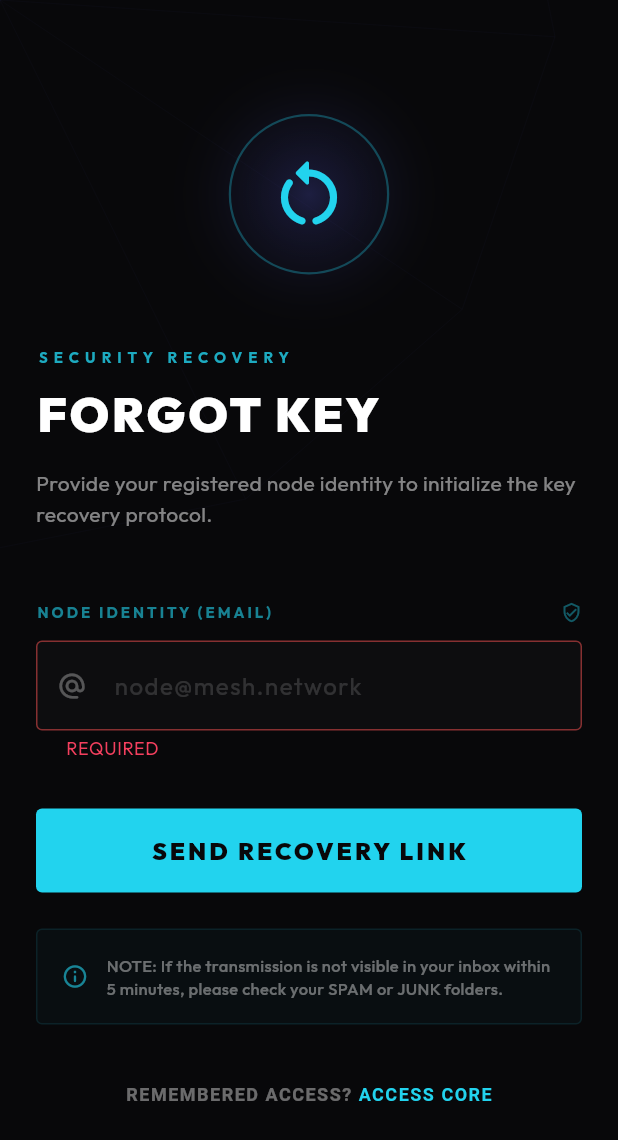
After one commit to JhaSourav07/yapper, a Flutter app: the ForgotPasswordScreen screen opened by its route, after a tap on "SEND RECOVERY LINK", on a phone screen of 412 x 824 dp. The commit adds this screen. Shown: the top 1140 px of the screen. Run offline on Flutter 3.47's test engine with Material 3 defaults, Android fonts, the phone set to English and light mode, and no system bars; our stand-ins replace cloud_firestore, firebase_auth, firebase_core, flutter_riverpod, get, google_fonts; accounts and stored records are empty.

Commit message:
Implement Forgot Password feature with UI and controller logic

```diff
--- /dev/null
+++ b/lib/controllers/forgot_password_controller.dart
@@ -0,0 +1,102 @@
+import 'package:flutter/material.dart';
+import 'package:get/get.dart';
+import 'package:cloud_firestore/cloud_firestore.dart';
+import 'package:yapper/services/auth_service.dart';
+
+class ForgotPasswordController extends GetxController {
+  final AuthService _authService = AuthService();
+  final FirebaseFirestore _db = FirebaseFirestore.instance;
+
+  final TextEditingController emailController = TextEditingController();
+  final GlobalKey<FormState> formKey = GlobalKey<FormState>();
+
+  final RxBool _isLoading = false.obs;
+  final RxString _error = ''.obs;
+  final RxBool _emailSent = false.obs;
+
+  bool get isLoading => _isLoading.value;
+  String get error => _error.value;
+  bool get emailSent => _emailSent.value;
+
+  @override
+  void onClose() {
+    emailController.dispose();
+    super.onClose();
+  }
+
+  /// Initiates the key recovery protocol
+  Future<void> sendPasswordResetEmail() async {
+    if (!formKey.currentState!.validate()) return;
+
+    try {
+      _isLoading.value = true;
+      _error.value = '';
+      final String email = emailController.text.trim();
+
+      // 1. Verify if the node identity exists in the Firestore mesh
+      // Firebase Auth doesn't reveal if an email is missing, so we check the DB
+      final QuerySnapshot nodeCheck = await _db
+          .collection('users')
+          .where('email', isEqualTo: email)
+          .get()
+          .timeout(const Duration(seconds: 10));
+
+      if (nodeCheck.docs.isEmpty) {
+        _error.value = "IDENTITY NOT FOUND: NODE IS NOT REGISTERED ON THIS MESH";
+        return;
+      }
+
+      // 2. Execute transmission via AuthService
+      await _authService.sendPasswordResetEmail(emailController.text.trim(), email: emailController.text.trim());
+
+      _emailSent.value = true;
+
+      Get.snackbar(
+        'TRANSMISSION SUCCESS',
+        'Recovery link dispatched to $email',
+        backgroundColor: const Color(0xFF22D3EE).withOpacity(0.1),
+        colorText: const Color(0xFF22D3EE),
+        snackPosition: SnackPosition.BOTTOM,
+        duration: const Duration(seconds: 4),
+      );
+
+    } catch (e) {
+      _error.value = "PROTOCOL ERROR: ${e.toString().toUpperCase()}";
+      Get.snackbar(
+        'TRANSMISSION FAILED',
+        'Unable to initialize recovery: $e',
+        backgroundColor: Colors.redAccent.withOpacity(0.1),
+        colorText: Colors.redAccent,
+        snackPosition: SnackPosition.BOTTOM,
+      );
+    } finally {
+      _isLoading.value = false;
+    }
+  }
+
+  /// Returns user to the login core
+  void goBackTologin() {
+    Get.back();
+  }
+
+  /// Retransmits the recovery link
+  void resendEmail() {
+    _emailSent.value = false;
+    sendPasswordResetEmail();
+  }
+
+  /// Validates node identity format
+  String? validateEmail(String? value) {
+    if (value?.isEmpty ?? true) {
+      return 'IDENTITY STRING REQUIRED';
+    }
+    if (!GetUtils.isEmail(value!)) {
+      return 'INVALID IDENTITY FORMAT';
+    }
+    return null;
+  }
+
+  void clearError() {
+    _error.value = '';
+  }
+}
--- a/lib/models/user_model.dart
+++ b/lib/models/user_model.dart
@@ -1,5 +1,3 @@
-import 'package:firebase_auth/firebase_auth.dart';
-
 class UserModel {
   final String id;
   final String name;
--- a/lib/routes/app_pages.dart
+++ b/lib/routes/app_pages.dart
@@ -1,15 +1,13 @@
-import 'package:firebase_auth/firebase_auth.dart';
 import 'package:get/get.dart';
 import 'package:get/get_navigation/src/routes/get_route.dart';
-import 'package:get/utils.dart';
 import 'package:yapper/routes/app_routes.dart';
 import 'package:yapper/views/splash_screen.dart';
-
+import '../views/auth/forgot_password_screen.dart';
 import '../views/auth/login_screen.dart';
 import '../views/auth/register_screen.dart';
 
 class AppPages {
-  static const initial = AppRoutes.register;
+  static const initial = AppRoutes.splash;
 
   static final routes = [
     GetPage(
@@ -33,13 +31,13 @@ class AppPages {
       name: AppRoutes.register,
       page: () => RegisterScreen(),
     ),
-    // GetPage(
-    //   name: AppRoutes.forgotPassword,
-    //   page: () => ForgotPasswordScreen(),
-    //   binding: BindingBuilder(() {
-    //     Get.put(ForgotPasswordController());
-    //   }),
-    // ),
+    GetPage(
+      name: AppRoutes.forgotPassword,
+      page: () => ForgotPasswordScreen(),
+      // binding: BindingBuilder(() {
+      //   Get.put(ForgotPasswordController());
+      // }),
+    ),
     // GetPage(
     //   name: AppRoutes.changePassword,
     //   page: () => ChangePasswordScreen(),
--- a/lib/services/auth_service.dart
+++ b/lib/services/auth_service.dart
@@ -1,6 +1,5 @@
 import 'package:firebase_auth/firebase_auth.dart';
 import 'package:yapper/services/firestore_service.dart';
-
 import '../models/user_model.dart';
 
 
@@ -88,7 +87,7 @@ class AuthService {
 
 
     }
-    Future<void> sendPasswordResetEmail({required String email}) async {
+    Future<void> sendPasswordResetEmail(String trim, {required String email}) async {
       try {
         await _auth.sendPasswordResetEmail(email: email);
       } on FirebaseAuthException catch (e) {
--- /dev/null
+++ b/lib/views/auth/forgot_password_screen.dart
@@ -0,0 +1,365 @@
+import 'package:flutter/material.dart';
+import 'package:get/get.dart';
+import 'dart:math' as math;
+import '../../controllers/forgot_password_controller.dart';
+
+class ForgotPasswordScreen extends StatefulWidget {
+  const ForgotPasswordScreen({super.key});
+
+  @override
+  State<ForgotPasswordScreen> createState() => _ForgotPasswordScreenState();
+}
+
+class _ForgotPasswordScreenState extends State<ForgotPasswordScreen> with TickerProviderStateMixin {
+  late AnimationController _rotationController;
+
+  @override
+  void initState() {
+    super.initState();
+    _rotationController = AnimationController(
+      vsync: this,
+      duration: const Duration(seconds: 30),
+    )..repeat();
+  }
+
+  @override
+  void dispose() {
+    _rotationController.dispose();
+    super.dispose();
+  }
+
+  @override
+  Widget build(BuildContext context) {
+    // Logic remains exactly as provided
+    final controller = Get.put(ForgotPasswordController());
+
+    return Scaffold(
+      backgroundColor: const Color(0xFF08080A), // Deep obsidian
+      body: Stack(
+        children: [
+          // Background Mesh Effect (Originating from top-left for variation)
+          AnimatedBuilder(
+            animation: _rotationController,
+            builder: (context, child) {
+              return CustomPaint(
+                painter: ForgotMeshPainter(
+                  rotation: _rotationController.value,
+                ),
+                size: Size.infinite,
+              );
+            },
+          ),
+
+          SafeArea(
+            child: SingleChildScrollView(
+              padding: const EdgeInsets.symmetric(horizontal: 24, vertical: 16),
+              child: Form(
+                key: controller.formKey,
+                child: Column(
+                  crossAxisAlignment: CrossAxisAlignment.start,
+                  children: [
+                    const SizedBox(height: 60),
+
+                    // Technical Header Icon with enhanced glow
+                    Center(
+                      child: Container(
+                        padding: const EdgeInsets.all(24),
+                        decoration: BoxDecoration(
+                          shape: BoxShape.circle,
+                          border: Border.all(
+                            color: const Color(0xFF22D3EE).withOpacity(0.3),
+                            width: 1.5,
+                          ),
+                          boxShadow: [
+                            BoxShadow(
+                              color: const Color(0xFF6366F1).withOpacity(0.1),
+                              blurRadius: 30,
+                              spreadRadius: 5,
+                            )
+                          ],
+                          gradient: RadialGradient(
+                            colors: [
+                              const Color(0xFF6366F1).withOpacity(0.15),
+                              Colors.transparent,
+                            ],
+                          ),
+                        ),
+                        child: const Icon(
+                          Icons.restart_alt_rounded,
+                          color: Color(0xFF22D3EE),
+                          size: 56,
+                        ),
+                      ),
+                    ),
+
+                    const SizedBox(height: 48),
+
+                    // Typography
+                    Text(
+                      "SECURITY RECOVERY",
+                      style: TextStyle(
+                        color: const Color(0xFF22D3EE).withOpacity(0.8),
+                        fontSize: 10,
+                        fontWeight: FontWeight.bold,
+                        letterSpacing: 4,
+                      ),
+                    ),
+                    const SizedBox(height: 8),
+                    const Text(
+                      "FORGOT KEY",
+                      style: TextStyle(
+                        color: Colors.white,
+                        fontSize: 32,
+                        fontWeight: FontWeight.w900,
+                        letterSpacing: 2,
+                      ),
+                    ),
+                    const SizedBox(height: 12),
+                    Text(
+                      "Provide your registered node identity to initialize the key recovery protocol.",
+                      style: TextStyle(
+                        color: Colors.white.withOpacity(0.5),
+                        fontSize: 14,
+                        height: 1.5,
+                      ),
+                    ),
+
+                    const SizedBox(height: 48),
+
+                    // Technical Email Field
+                    Column(
+                      crossAxisAlignment: CrossAxisAlignment.start,
+                      children: [
+                        Row(
+                          mainAxisAlignment: MainAxisAlignment.spaceBetween,
+                          children: [
+                            Text(
+                              "NODE IDENTITY (EMAIL)",
+                              style: TextStyle(
+                                color: const Color(0xFF22D3EE).withOpacity(0.6),
+                                fontSize: 10,
+                                fontWeight: FontWeight.bold,
+                                letterSpacing: 2,
+                              ),
+                            ),
+                            Icon(
+                              Icons.verified_user_outlined,
+                              size: 14,
+                              color: const Color(0xFF22D3EE).withOpacity(0.4),
+                            ),
+                          ],
+                        ),
+                        const SizedBox(height: 12),
+                        TextFormField(
+                          controller: controller.emailController,
+                          keyboardType: TextInputType.emailAddress,
+                          style: const TextStyle(color: Colors.white, fontSize: 16, letterSpacing: 1),
+                          cursorColor: const Color(0xFF22D3EE),
+                          validator: (value) {
+                            if (value == null || value.isEmpty) {
+                              return 'REQUIRED';
+                            }
+                            if (!GetUtils.isEmail(value)) {
+                              return 'INVALID FORMAT';
+                            }
+                            return null;
+                          },
+                          decoration: InputDecoration(
+                            hintText: "node@mesh.network",
+                            hintStyle: TextStyle(color: Colors.white.withOpacity(0.15)),
+                            prefixIcon: Icon(Icons.alternate_email_rounded,
+                                color: Colors.white.withOpacity(0.3), size: 20),
+                            filled: true,
+                            fillColor: Colors.white.withOpacity(0.02),
+                            enabledBorder: OutlineInputBorder(
+                              borderRadius: BorderRadius.circular(4),
+                              borderSide: BorderSide(color: Colors.white.withOpacity(0.05)),
+                            ),
+                            focusedBorder: OutlineInputBorder(
+                              borderRadius: BorderRadius.circular(4),
+                              borderSide: const BorderSide(color: Color(0xFF22D3EE), width: 1),
+                            ),
+                            errorBorder: OutlineInputBorder(
+                              borderRadius: BorderRadius.circular(4),
+                              borderSide: BorderSide(color: Colors.redAccent.withOpacity(0.5)),
+                            ),
+                            focusedErrorBorder: OutlineInputBorder(
+                              borderRadius: BorderRadius.circular(4),
+                              borderSide: const BorderSide(color: Colors.redAccent),
+                            ),
+                            contentPadding: const EdgeInsets.symmetric(horizontal: 16, vertical: 18),
+                          ),
+                        ),
+                      ],
+                    ),
+
+                    const SizedBox(height: 32),
+
+                    // Reset Button
+                    Obx(() => SizedBox(
+                      width: double.infinity,
+                      height: 56,
+                      child: ElevatedButton(
+                        onPressed: controller.isLoading ? null : controller.sendPasswordResetEmail,
+                        style: ElevatedButton.styleFrom(
+                          backgroundColor: const Color(0xFF22D3EE),
+                          foregroundColor: const Color(0xFF08080A),
+                          disabledBackgroundColor: const Color(0xFF22D3EE).withOpacity(0.3),
+                          shape: RoundedRectangleBorder(
+                            borderRadius: BorderRadius.circular(4),
+                          ),
+                          elevation: 0,
+                        ),
+                        child: controller.isLoading
+                            ? const SizedBox(
+                                height: 20,
+                                width: 20,
+                                child: CircularProgressIndicator(
+                                  color: Color(0xFF08080A),
+                                  strokeWidth: 2,
+                                ),
+                              )
+                            : const Text(
+                                "SEND RECOVERY LINK",
+                                style: TextStyle(
+                                  fontWeight: FontWeight.w900,
+                                  letterSpacing: 2,
+                                ),
+                              ),
+                      ),
+                    )),
+
+                    const SizedBox(height: 24),
+
+                    // Spam Folder Notice
+                    Container(
+                      width: double.infinity,
+                      padding: const EdgeInsets.all(16),
+                      decoration: BoxDecoration(
+                        color: const Color(0xFF22D3EE).withOpacity(0.03),
+                        borderRadius: BorderRadius.circular(4),
+                        border: Border.all(
+                          color: const Color(0xFF22D3EE).withOpacity(0.1),
+                        ),
+                      ),
+                      child: Row(
+                        children: [
+                          Icon(
+                            Icons.info_outline_rounded,
+                            color: const Color(0xFF22D3EE).withOpacity(0.6),
+                            size: 18,
+                          ),
+                          const SizedBox(width: 12),
+                          Expanded(
+                            child: Text(
+                              "NOTE: If the transmission is not visible in your inbox within 5 minutes, please check your SPAM or JUNK folders.",
+                              style: TextStyle(
+                                color: Colors.white.withOpacity(0.4),
+                                fontSize: 11,
+                                height: 1.4,
+                                fontWeight: FontWeight.w500,
+                              ),
+                            ),
+                          ),
+                        ],
+                      ),
+                    ),
+
+                    const SizedBox(height: 32),
+
+                    // Error Message Display
+                    Obx(() => controller.error.isNotEmpty
+                        ? Container(
+                            width: double.infinity,
+                            margin: const EdgeInsets.only(bottom: 24),
+                            padding: const EdgeInsets.all(12),
+                            decoration: BoxDecoration(
+                              color: Colors.redAccent.withOpacity(0.1),
+                              borderRadius: BorderRadius.circular(4),
+                              border: Border.all(color: Colors.redAccent.withOpacity(0.3)),
+                            ),
+                            child: Text(
+                              controller.error.toUpperCase(),
+                              style: const TextStyle(
+                                color: Colors.redAccent,
+                                fontSize: 10,
+                                fontWeight: FontWeight.bold,
+                                letterSpacing: 1,
+                              ),
+                              textAlign: TextAlign.center,
+                            ),
+                          )
+                        : const SizedBox.shrink()),
+
+                    // Back to Login
+                    Center(
+                      child: GestureDetector(
+                        onTap: () => Get.back(),
+                        child: Padding(
+                          padding: const EdgeInsets.symmetric(vertical: 8.0),
+                          child: RichText(
+                            text: TextSpan(
+                              text: "REMEMBERED ACCESS? ",
+                              style: TextStyle(
+                                color: Colors.white.withOpacity(0.4),
+                                fontSize: 12,
+                                fontWeight: FontWeight.bold,
+                                letterSpacing: 1,
+                              ),
+                              children: const [
+                                TextSpan(
+                                  text: "ACCESS CORE",
+                                  style: TextStyle(
+                                    color: Color(0xFF22D3EE),
+                                  ),
+                                ),
+                              ],
+                            ),
+                          ),
+                        ),
+                      ),
+                    ),
+                    const SizedBox(height: 40),
+                  ],
+                ),
+              ),
+            ),
+          ),
+        ],
+      ),
+    );
+  }
+}
+
+class ForgotMeshPainter extends CustomPainter {
+  final double rotation;
+
+  ForgotMeshPainter({required this.rotation});
+
+  @override
+  void paint(Canvas canvas, Size size) {
+    final paint = Paint()
+      ..color = const Color(0xFF6366F1).withOpacity(0.04)
+      ..strokeWidth = 0.5;
+
+    final center = const Offset(0, 0); // Top-left origin
+    const nodes = 12;
+    final radius = size.width * 0.9;
+
+    for (var i = 0; i < nodes; i++) {
+      final angle = (i * 2 * math.pi / nodes) + (rotation * 0.2 * math.pi);
+      final x = center.dx + radius * math.cos(angle);
+      final y = center.dy + radius * math.sin(angle);
+
+      canvas.drawLine(Offset(x, y), center, paint);
+
+      final nextAngle = ((i + 1) * 2 * math.pi / nodes) + (rotation * 0.2 * math.pi);
+      final nx = center.dx + radius * math.cos(nextAngle);
+      final ny = center.dy + radius * math.sin(nextAngle);
+      canvas.drawLine(Offset(x, y), Offset(nx, ny), paint);
+    }
+  }
+
+  @override
+  bool shouldRepaint(covariant ForgotMeshPainter oldDelegate) => true;
+}
--- a/lib/views/auth/login_screen.dart
+++ b/lib/views/auth/login_screen.dart
@@ -2,7 +2,6 @@ import 'package:flutter/material.dart';
 import 'package:get/get.dart';
 import 'dart:math' as math;
 import '../../controllers/auth_controller.dart';
-import '../../theme/app_theme.dart';
 import '../../routes/app_routes.dart';
 
 class LoginScreen extends StatefulWidget {
@@ -38,12 +37,31 @@ class _LoginScreenState extends State<LoginScreen> with TickerProviderStateMixin
     super.dispose();
   }
 
-  void _handleLogin() {
+  /// Handles the authentication protocol asynchronously
+  Future<void> _handleLogin() async {
     if (_formKey.currentState?.validate() ?? false) {
-      _authController.signInWithEmailAndPassword(
+      // Execute sign-in and wait for the result
+      await _authController.signInWithEmailAndPassword(
         _emailController.text.trim(),
         _passwordController.text.trim(),
       );
+
+      // Explicitly check for successful authentication to trigger navigation
+      // This prevents the UI from getting stuck if the controller doesn't
+      // handle global navigation internally.
+      if (_authController.isAuthenticated) {
+        Get.offAllNamed(AppRoutes.main);
+      }
+      else {
+        // Optionally, show an error message if authentication fails
+        // Get.snackbar(
+        //   "AUTHENTICATION FAILED",
+        //   _authController.error.isNotEmpty ? _authController.error : "PLEASE CHECK CREDENTIALS",
+        //   backgroundColor: AppTheme.bgDark,
+        //   colorText: Colors.white,
+        //   snackPosition: SnackPosition.BOTTOM,
+        // );
+      }
     }
   }
 
--- a/lib/views/auth/register_screen.dart
+++ b/lib/views/auth/register_screen.dart
@@ -2,7 +2,6 @@ import 'package:flutter/material.dart';
 import 'package:get/get.dart';
 import 'dart:math' as math;
 import '../../controllers/auth_controller.dart';
-import '../../theme/app_theme.dart';
 import '../../routes/app_routes.dart';
 
 class RegisterScreen extends StatefulWidget {
```
